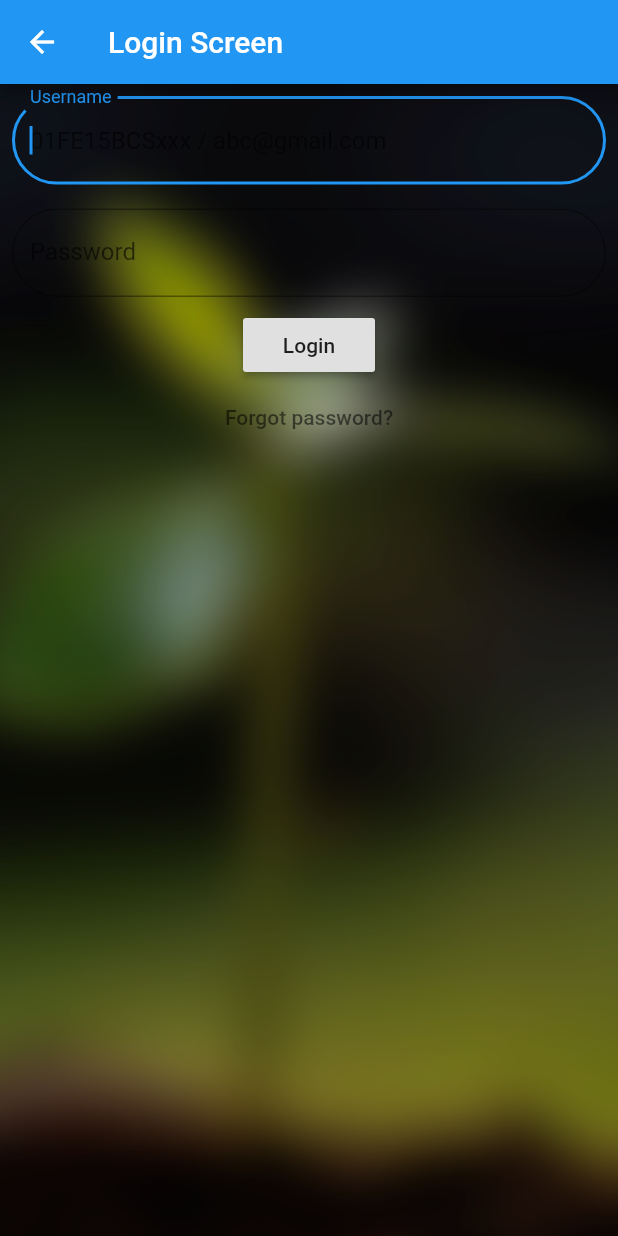
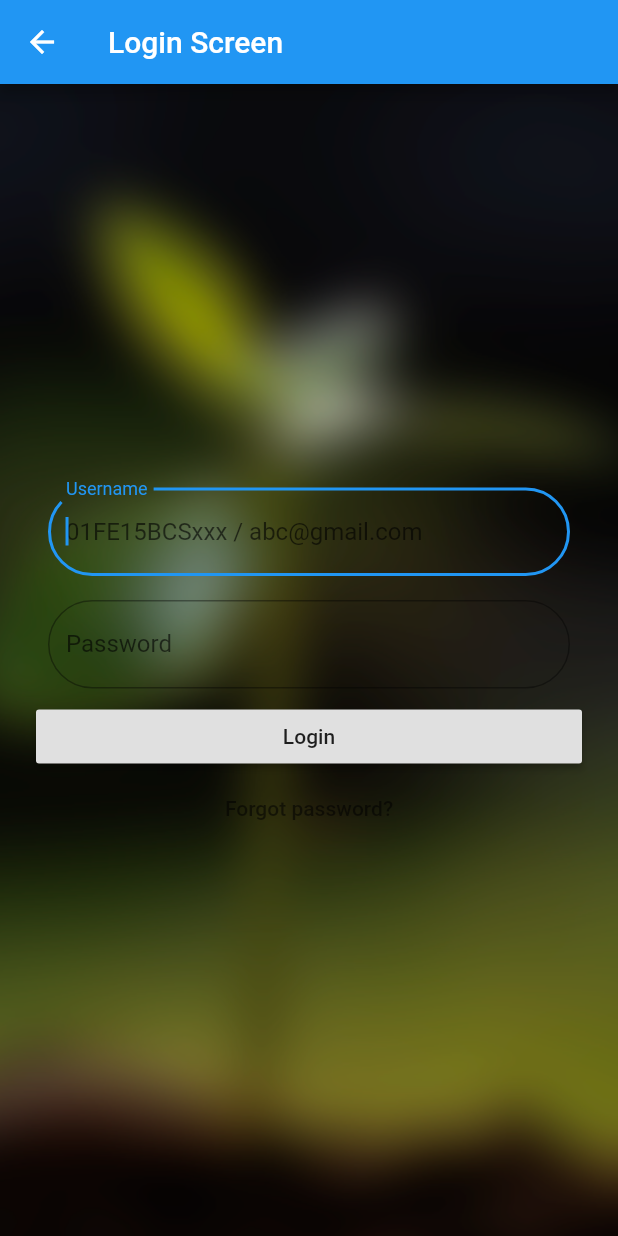
Before and after one commit to ShashwatHiregoudar/yourbillz, a Flutter app: the LoginScreen screen opened directly, on a phone screen of 412 x 824 dp. Run offline on Flutter 3.47's test engine with Material 2 defaults, Android fonts, the phone set to English and light mode, and no system bars; our stand-ins replace splashscreen; missing offline and left inert: login; project files that could hold a hidden picture were left out.

Commit message:
bringing it to the center

```diff
--- a/lib/sign/in.dart
+++ b/lib/sign/in.dart
@@ -16,7 +16,7 @@ class LoginScreen extends StatelessWidget {
             ),
         child: Center(
           child: Center(
-            child: Column(
+            child: ListView(shrinkWrap: true,padding: EdgeInsets.only(left: 24.0, right: 24.0),
               children: <Widget>[
                 Padding(
                   padding: const EdgeInsets.all(8.0),
```
